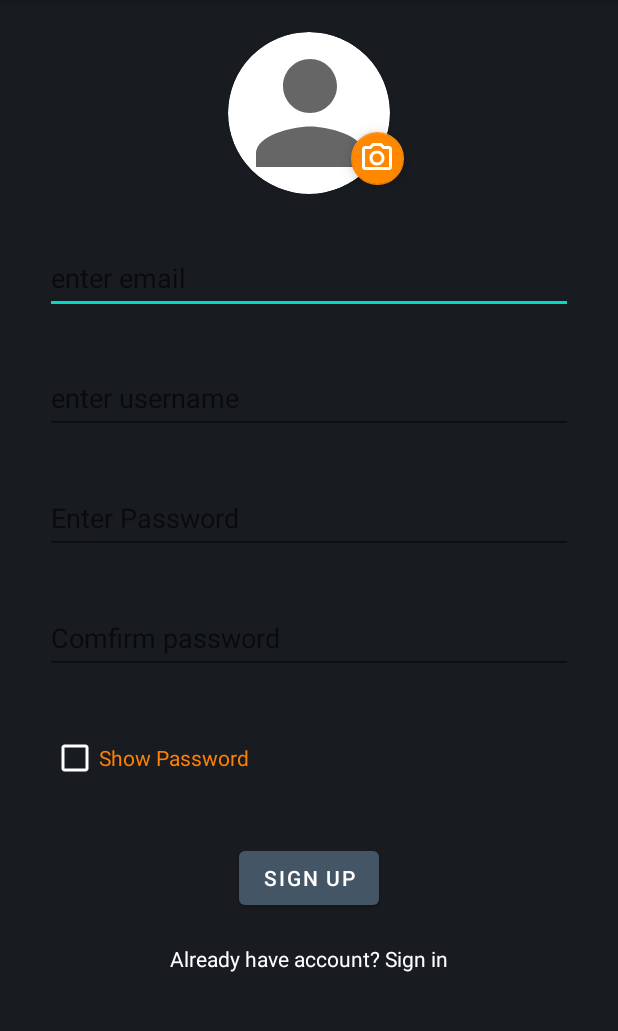
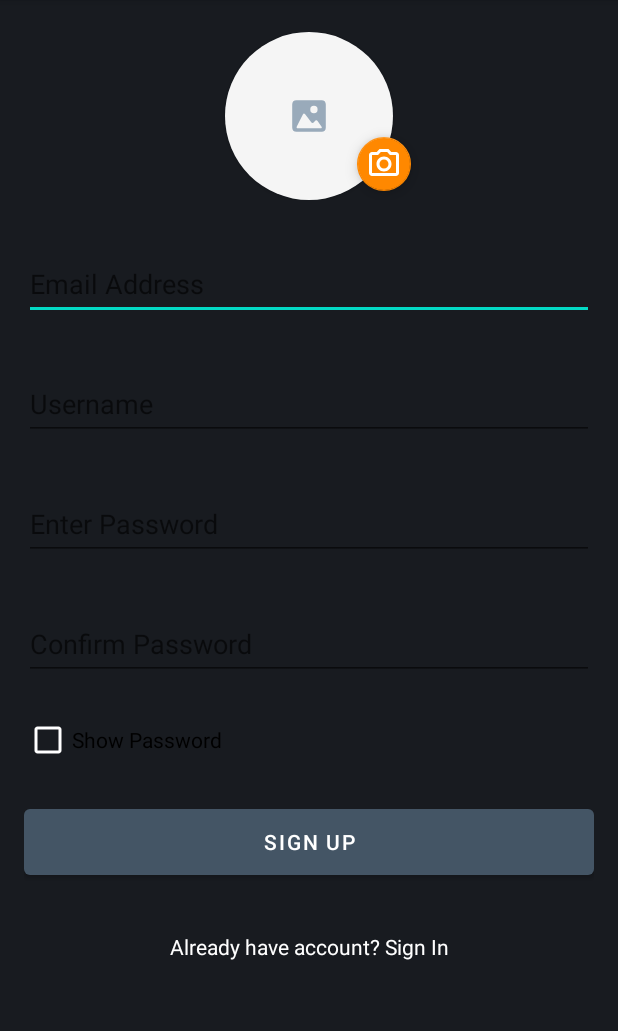
Before and after one commit to chintaujhwal/GameBox, an Android app: the SignupActivity screen opened directly, with no data from a screen before it, on a phone screen of 412 x 824 dp, the part 84-1115 px from its top. Run offline under Robolectric (Android 15) with nearby library versions, the phone set to English and light mode, and no system bars; our stand-ins replace Firebase (no records; nobody signed in at launch, a user with empty details on screens opened directly); libraries missing offline, so code that uses them is left out: com.github.dhaval2404.imagepicker; pictures from the network do not load.

Commit message:
made changes

```diff
--- a/app/src/main/res/drawable/profile_pic_placeholder.xml
+++ /dev/null
@@ -1,10 +0,0 @@
-<vector xmlns:android="http://schemas.android.com/apk/res/android"
-    android:width="24dp"
-    android:height="24dp"
-    android:viewportWidth="24"
-    android:viewportHeight="24"
-    android:tint="?attr/colorControlNormal">
-  <path
-      android:fillColor="@android:color/white"
-      android:pathData="M12,12c2.21,0 4,-1.79 4,-4s-1.79,-4 -4,-4 -4,1.79 -4,4 1.79,4 4,4zM12,14c-2.67,0 -8,1.34 -8,4v2h16v-2c0,-2.66 -5.33,-4 -8,-4z"/>
-</vector>
--- a/app/src/main/res/layout/activity_signup.xml
+++ b/app/src/main/res/layout/activity_signup.xml
@@ -19,43 +19,36 @@
             android:layout_height="match_parent"
             app:layout_constraintBottom_toBottomOf="parent"
             app:layout_constraintEnd_toEndOf="parent"
-            app:layout_constraintHorizontal_bias="0.498"
             app:layout_constraintStart_toStartOf="parent"
             app:layout_constraintTop_toTopOf="parent"
             app:layout_constraintVertical_bias="0.04000002">
 
             <androidx.cardview.widget.CardView
                 android:id="@+id/cardView"
-                android:layout_width="108dp"
-                android:layout_height="108dp"
-                app:cardCornerRadius="54dp"
+                android:layout_width="112dp"
+                android:layout_height="112dp"
+                app:cardCornerRadius="56dp"
+                app:cardBackgroundColor="@color/grey_2"
                 app:layout_constraintBottom_toBottomOf="parent"
                 app:layout_constraintEnd_toEndOf="parent"
                 app:layout_constraintStart_toStartOf="parent"
                 app:layout_constraintTop_toTopOf="parent">
 
-
                 <ImageView
                     android:id="@+id/profilePic"
-                    android:layout_width="109dp"
+                    android:layout_width="match_parent"
                     android:layout_height="match_parent"
-                    android:src="@drawable/profile_pic_placeholder"
-                    app:layout_constraintBottom_toBottomOf="parent"
-                    app:layout_constraintEnd_toEndOf="parent"
-                    app:layout_constraintStart_toStartOf="parent"
-                    app:layout_constraintTop_toTopOf="parent" />
-
-
+                    android:layout_gravity="center_horizontal"
+                    android:src="@drawable/image_placeholder" />
             </androidx.cardview.widget.CardView>
 
             <com.google.android.material.floatingactionbutton.FloatingActionButton
                 android:id="@+id/imagePickerBtn"
-                android:layout_width="35dp"
-                android:layout_height="35dp"
+                android:layout_width="36dp"
+                android:layout_height="36dp"
                 android:clickable="true"
                 app:backgroundTint="@android:color/holo_orange_dark"
-                app:fabCustomSize="35dp"
-                app:fabSize="normal"
+                app:fabCustomSize="36dp"
                 app:layout_constraintBottom_toBottomOf="@+id/cardView"
                 app:layout_constraintEnd_toEndOf="parent"
                 app:layout_constraintHorizontal_bias="0.65"
@@ -72,11 +65,9 @@
             android:layout_width="match_parent"
             android:layout_height="wrap_content"
             android:layout_marginTop="32dp"
-            android:hint="enter username"
+            android:hint="Username"
             android:inputType="textPersonName"
             android:minHeight="48dp"
-            app:layout_constraintEnd_toEndOf="parent"
-            app:layout_constraintStart_toStartOf="parent"
             app:layout_constraintTop_toBottomOf="@+id/signup_email" />
 
         <EditText
@@ -84,7 +75,7 @@
             android:layout_width="match_parent"
             android:layout_height="wrap_content"
             android:layout_marginTop="32dp"
-            android:hint="enter email"
+            android:hint="Email Address"
             android:inputType="textEmailAddress"
             android:minHeight="48dp"
             app:layout_constraintTop_toBottomOf="@+id/imageView"
@@ -96,7 +87,7 @@
             android:layout_width="match_parent"
             android:layout_height="wrap_content"
             android:layout_marginTop="32dp"
-            android:hint="Comfirm password"
+            android:hint="Confirm Password"
             android:inputType="textPassword"
             android:minHeight="48dp"
             app:layout_constraintEnd_toEndOf="parent"
@@ -111,25 +102,21 @@
             android:hint="@string/etrPassword"
             android:inputType="textPassword"
             android:minHeight="48dp"
-            app:layout_constraintEnd_toEndOf="parent"
-            app:layout_constraintStart_toStartOf="parent"
             app:layout_constraintTop_toBottomOf="@+id/signup_username" />
 
         <Button
             android:id="@+id/signupBtn"
-            android:layout_width="wrap_content"
-            android:layout_height="wrap_content"
-            android:layout_marginTop="32dp"
+            android:layout_width="match_parent"
+            android:layout_height="56dp"
+            android:layout_marginTop="16dp"
             android:text="@string/signup"
-            app:layout_constraintEnd_toEndOf="parent"
-            app:layout_constraintStart_toStartOf="parent"
             app:layout_constraintTop_toBottomOf="@+id/Showpass_signup" />
 
         <TextView
             android:id="@+id/haveacc"
             android:layout_width="wrap_content"
             android:layout_height="wrap_content"
-            android:layout_marginTop="20dp"
+            android:layout_marginTop="32dp"
             android:text="@string/have_account"
             android:textColor="@color/white"
             app:layout_constraintBottom_toBottomOf="parent"
@@ -141,14 +128,11 @@
             android:id="@+id/Showpass_signup"
             android:layout_width="wrap_content"
             android:layout_height="wrap_content"
-            android:layout_marginStart="4dp"
-            android:layout_marginTop="32dp"
+            android:layout_marginTop="16dp"
             android:buttonTint="@color/white"
             android:text="Show Password"
-            android:textColor="@color/orange"
             app:layout_constraintStart_toStartOf="parent"
             app:layout_constraintTop_toBottomOf="@+id/signup_conPass" />
 
-
     </androidx.constraintlayout.widget.ConstraintLayout>
 </ScrollView>
--- a/app/src/main/res/layout/activity_start.xml
+++ b/app/src/main/res/layout/activity_start.xml
@@ -46,8 +46,8 @@
 
     <Button
         android:id="@+id/signinBtn2"
-        android:layout_width="120dp"
-        android:layout_height="wrap_content"
+        android:layout_width="match_parent"
+        android:layout_height="56dp"
         android:padding="10dp"
         android:text="@string/signin"
         app:layout_constraintBottom_toBottomOf="parent"
@@ -87,7 +87,6 @@
         android:layout_width="wrap_content"
         android:layout_height="wrap_content"
         android:text="Show password"
-        android:textColor="@color/orange"
         android:checked="false"
         android:buttonTint="@color/white"
         app:layout_constraintBottom_toBottomOf="parent"
--- a/app/src/main/res/values/dimens.xml
+++ b/app/src/main/res/values/dimens.xml
@@ -1,6 +1,6 @@
 <?xml version="1.0" encoding="utf-8"?>
 <resources>
-    <dimen name="padding_signin_signup">30dp</dimen>
+    <dimen name="padding_signin_signup">16dp</dimen>
     <dimen name="poster_width">110dp</dimen>
     <dimen name="poster_height">154dp</dimen>
     <dimen name="news_card_image_height">200dp</dimen>
--- a/app/src/main/res/values/strings.xml
+++ b/app/src/main/res/values/strings.xml
@@ -4,14 +4,14 @@
     <string name="navigation_drawer_close">Open</string>
     <string name="etrEmail">Enter Email</string>
     <string name="etrPassword">Enter Password</string>
-    <string name="signin">Sign in</string>
-    <string name="signup">sign up</string>
+    <string name="signin">Sign In</string>
+    <string name="signup">Sign Up</string>
     <string name="forgot_pass">Forgot Password</string>
-    <string name="no_account">Don\'t have an account? Sign up</string>
-    <string name="have_account">Already have account? Sign in</string>
-    <string name="signing_in">signing in</string>
-    <string name="signing_out">signing out</string>
-    <string name="creating_acc">creating account</string>
-    <string name="signed_in">signed in</string>
-    <string name="pleaseEtr">enter correct Email and password</string>
+    <string name="no_account">Don\'t have an account? Sign Up</string>
+    <string name="have_account">Already have account? Sign In</string>
+    <string name="signing_in">Signing In</string>
+    <string name="signing_out">Signing Out</string>
+    <string name="creating_acc">Creating Account</string>
+    <string name="signed_in">Signed In</string>
+    <string name="pleaseEtr">Enter Correct Email and Password</string>
 </resources>
```
Also changed, not shown: app/src/main/java/com/example/gamebox/ProfileActivity.java (+6 -2 lines), app/src/main/res/layout/activity_forgot_password.xml (+5 -6 lines), app/src/main/res/layout/activity_profile.xml (+3 -7 lines), app/src/main/res/layout/drawer_header.xml (+8 -7 lines).
